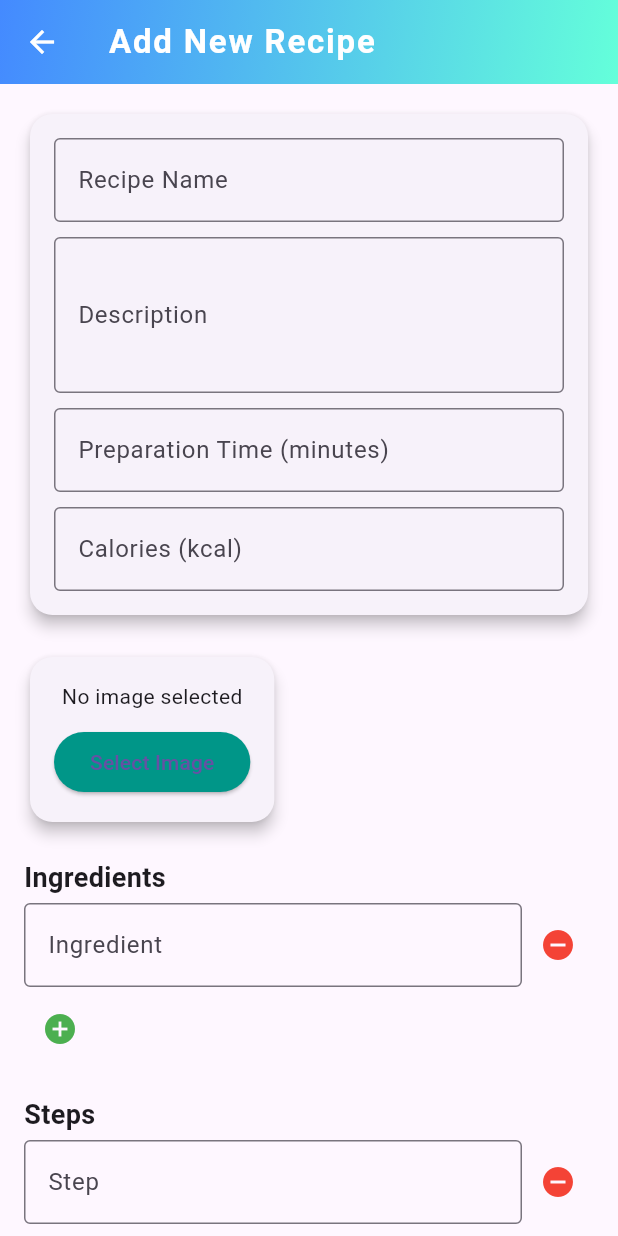
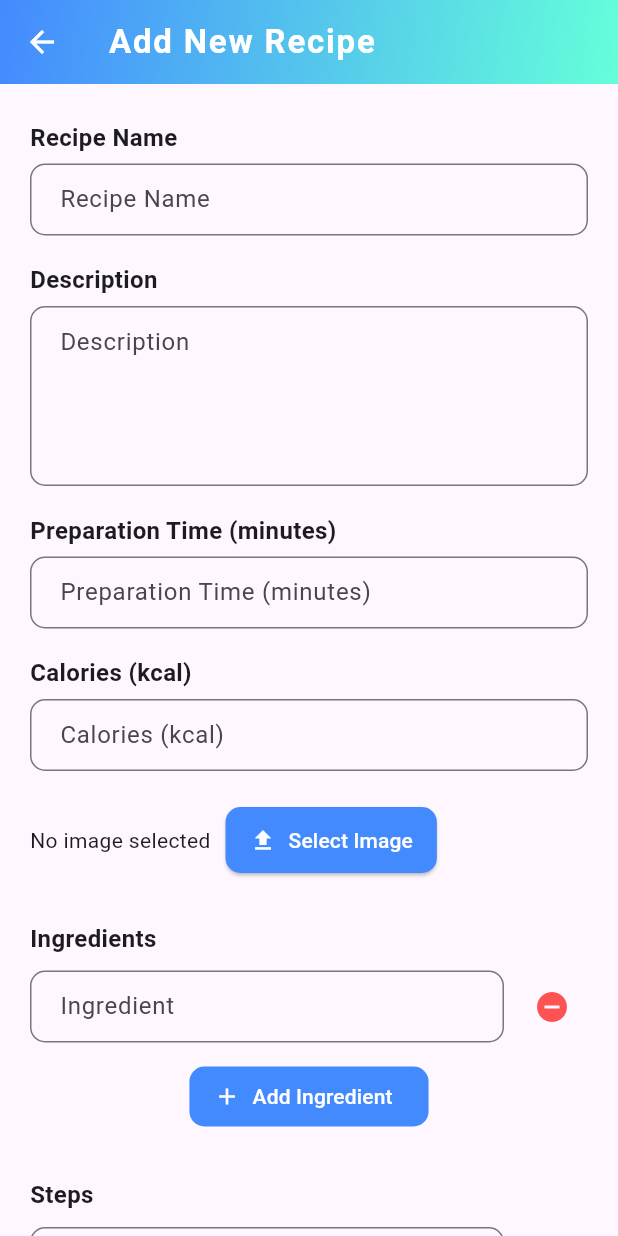
Before and after one commit to Lacesz0123/fitwithus, a Flutter app: the AddRecipeScreen screen opened directly with empty values, on a phone screen of 412 x 824 dp. Run offline on Flutter 3.47's test engine with Material 3 defaults, Android fonts, the phone set to English and light mode, and no system bars; our stand-ins replace cloud_firestore, email_validator, firebase_auth, firebase_core, firebase_storage, fl_chart and 3 more; accounts and stored records are empty.

Commit message:
Add recipe screen UI updated

```diff
--- a/lib/recipes/add_recipe_screen.dart
+++ b/lib/recipes/add_recipe_screen.dart
@@ -47,7 +47,6 @@ class _AddRecipeScreenState extends State<AddRecipeScreen> {
   }
 
   Future<void> _addRecipe() async {
-    // Ellenőrzés, hogy minden mező ki van-e töltve
     if (nameController.text.isEmpty ||
         descriptionController.text.isEmpty ||
         prepTimeController.text.isEmpty ||
@@ -63,7 +62,6 @@ class _AddRecipeScreenState extends State<AddRecipeScreen> {
       return;
     }
 
-    // Kalória érték ellenőrzése
     int? calories = int.tryParse(caloriesController.text);
     if (calories == null || calories <= 0) {
       ScaffoldMessenger.of(context).showSnackBar(
@@ -74,16 +72,11 @@ class _AddRecipeScreenState extends State<AddRecipeScreen> {
       return;
     }
 
-    // Betöltés indítása
-    setState(() {
-      _isLoading = true;
-    });
+    setState(() => _isLoading = true);
 
     try {
-      // Kép feltöltése a Firestore-ba
       final imageUrl = await _uploadImage();
 
-      // Összetevők és lépések begyűjtése
       List<String> ingredients = ingredientControllers
           .map((controller) => controller.text)
           .where((text) => text.isNotEmpty)
@@ -93,7 +86,6 @@ class _AddRecipeScreenState extends State<AddRecipeScreen> {
           .where((text) => text.isNotEmpty)
           .toList();
 
-      // Recept hozzáadása a Firestore-hoz
       await FirebaseFirestore.instance.collection('recipes').add({
         'name': nameController.text,
         'name_lower': nameController.text.toLowerCase(),
@@ -103,25 +95,48 @@ class _AddRecipeScreenState extends State<AddRecipeScreen> {
         'ingredients': ingredients,
         'steps': steps,
         'imageUrl': imageUrl,
-        'calories': calories, // Kalória érték mentése
+        'calories': calories,
       });
 
-      // Visszalépés és értesítés
       Navigator.of(context).pop();
       ScaffoldMessenger.of(context).showSnackBar(
         const SnackBar(content: Text("Recipe added successfully!")),
       );
     } catch (e) {
-      // Hibaüzenet megjelenítése
       ScaffoldMessenger.of(context).showSnackBar(
         SnackBar(content: Text("Failed to add recipe: $e")),
       );
     } finally {
-      // Betöltés befejezése
-      setState(() {
-        _isLoading = false;
-      });
+      setState(() => _isLoading = false);
     }
+  }
+
+  Widget _buildLabeledField(
+    String label,
+    TextEditingController controller, {
+    TextInputType keyboardType = TextInputType.text,
+    int maxLines = 1,
+  }) {
+    return Column(
+      crossAxisAlignment: CrossAxisAlignment.start,
+      children: [
+        Text(label,
+            style: const TextStyle(fontSize: 16, fontWeight: FontWeight.w600)),
+        const SizedBox(height: 6),
+        TextField(
+          controller: controller,
+          keyboardType: keyboardType,
+          maxLines: maxLines,
+          decoration: InputDecoration(
+            hintText: label,
+            border: OutlineInputBorder(borderRadius: BorderRadius.circular(10)),
+            contentPadding:
+                const EdgeInsets.symmetric(horizontal: 16, vertical: 12),
+          ),
+        ),
+        const SizedBox(height: 18),
+      ],
+    );
   }
 
   @override
@@ -142,112 +157,76 @@ class _AddRecipeScreenState extends State<AddRecipeScreen> {
       body: _isLoading
           ? const Center(child: CircularProgressIndicator())
           : SingleChildScrollView(
-              padding: const EdgeInsets.all(16.0),
+              padding: const EdgeInsets.symmetric(horizontal: 20, vertical: 24),
               child: Column(
                 crossAxisAlignment: CrossAxisAlignment.start,
                 children: [
-                  Card(
-                    elevation: 4,
+                  _buildLabeledField("Recipe Name", nameController),
+                  _buildLabeledField("Description", descriptionController,
+                      maxLines: 4),
+                  _buildLabeledField(
+                      "Preparation Time (minutes)", prepTimeController,
+                      keyboardType: TextInputType.number),
+                  _buildLabeledField("Calories (kcal)", caloriesController,
+                      keyboardType: TextInputType.number),
+                  const SizedBox(height: 4),
+                  Row(
+                    children: [
+                      _selectedImage != null
+                          ? ClipRRect(
+                              borderRadius: BorderRadius.circular(10),
+                              child: Image.file(
+                                _selectedImage!,
+                                width: 100,
+                                height: 100,
+                                fit: BoxFit.cover,
+                              ),
+                            )
+                          : const Text("No image selected"),
+                      const SizedBox(width: 10),
+                      ElevatedButton.icon(
+                        onPressed: _pickImage,
+                        icon: const Icon(Icons.upload, color: Colors.white),
+                        label: const Text('Select Image',
+                            style: TextStyle(color: Colors.white)),
+                        style: ElevatedButton.styleFrom(
+                          backgroundColor: Colors.blueAccent,
+                          padding: const EdgeInsets.symmetric(
+                              horizontal: 16, vertical: 12),
                           shape: RoundedRectangleBorder(
-                      borderRadius: BorderRadius.circular(15),
-                    ),
-                    child: Padding(
-                      padding: const EdgeInsets.all(16.0),
-                      child: Column(
-                        children: [
-                          TextField(
-                            controller: nameController,
-                            decoration: const InputDecoration(
-                              labelText: "Recipe Name",
-                              border: OutlineInputBorder(),
-                            ),
-                          ),
-                          const SizedBox(height: 10),
-                          TextField(
-                            controller: descriptionController,
-                            maxLines: 3,
-                            decoration: const InputDecoration(
-                              labelText: "Description",
-                              border: OutlineInputBorder(),
-                            ),
-                          ),
-                          const SizedBox(height: 10),
-                          TextField(
-                            controller: prepTimeController,
-                            keyboardType: TextInputType.number,
-                            decoration: const InputDecoration(
-                              labelText: "Preparation Time (minutes)",
-                              border: OutlineInputBorder(),
-                            ),
-                          ),
-                          const SizedBox(height: 10),
-                          TextField(
-                            controller: caloriesController,
-                            keyboardType: TextInputType.number,
-                            decoration: const InputDecoration(
-                              labelText: "Calories (kcal)",
-                              border: OutlineInputBorder(),
+                              borderRadius: BorderRadius.circular(10)),
                         ),
                       ),
                     ],
                   ),
-                    ),
-                  ),
-                  const SizedBox(height: 20),
-                  Card(
-                    elevation: 4,
-                    shape: RoundedRectangleBorder(
-                      borderRadius: BorderRadius.circular(15),
-                    ),
-                    child: Padding(
-                      padding: const EdgeInsets.all(16.0),
-                      child: Column(
-                        children: [
-                          _selectedImage != null
-                              ? ClipRRect(
-                                  borderRadius: BorderRadius.circular(15),
-                                  child: Image.file(
-                                    _selectedImage!,
-                                    height: 200,
-                                    width: double.infinity,
-                                    fit: BoxFit.cover,
-                                  ),
-                                )
-                              : const Text("No image selected"),
-                          const SizedBox(height: 10),
-                          ElevatedButton(
-                            onPressed: _pickImage,
-                            style: ElevatedButton.styleFrom(
-                              backgroundColor: Colors.teal,
-                            ),
-                            child: const Text("Select Image"),
-                          ),
-                        ],
-                      ),
-                    ),
-                  ),
-                  const SizedBox(height: 20),
+                  const SizedBox(height: 30),
                   const Text("Ingredients",
                       style:
-                          TextStyle(fontSize: 18, fontWeight: FontWeight.bold)),
-                  ...ingredientControllers.map((controller) {
-                    int index = ingredientControllers.indexOf(controller);
+                          TextStyle(fontSize: 16, fontWeight: FontWeight.w600)),
+                  const SizedBox(height: 10),
+                  ...ingredientControllers.asMap().entries.map((entry) {
+                    final index = entry.key;
+                    final controller = entry.value;
                     return Padding(
-                      padding: const EdgeInsets.symmetric(vertical: 4.0),
+                      padding: const EdgeInsets.only(bottom: 12),
                       child: Row(
                         children: [
                           Expanded(
                             child: TextField(
                               controller: controller,
-                              decoration: const InputDecoration(
+                              decoration: InputDecoration(
                                 labelText: "Ingredient",
-                                border: OutlineInputBorder(),
+                                border: OutlineInputBorder(
+                                    borderRadius: BorderRadius.circular(10)),
+                                contentPadding: const EdgeInsets.symmetric(
+                                    horizontal: 16, vertical: 12),
                               ),
                             ),
                           ),
+                          const SizedBox(width: 8),
                           IconButton(
-                            icon: const Icon(Icons.remove_circle),
-                            color: Colors.red,
+                            icon: const Icon(Icons.remove_circle,
+                                color: Colors.redAccent),
                             onPressed: () {
                               setState(() {
                                 ingredientControllers.removeAt(index);
@@ -257,38 +236,53 @@ class _AddRecipeScreenState extends State<AddRecipeScreen> {
                         ],
                       ),
                     );
-                  }).toList(),
-                  IconButton(
-                    icon: const Icon(Icons.add_circle),
-                    color: Colors.green,
+                  }),
+                  Center(
+                    child: OutlinedButton.icon(
                       onPressed: () {
                         setState(() {
                           ingredientControllers.add(TextEditingController());
                         });
                       },
+                      icon: const Icon(Icons.add, color: Colors.white),
+                      label: const Text('Add Ingredient',
+                          style: TextStyle(color: Colors.white)),
+                      style: OutlinedButton.styleFrom(
+                        backgroundColor: Colors.blueAccent,
+                        side: BorderSide.none,
+                        shape: RoundedRectangleBorder(
+                            borderRadius: BorderRadius.circular(10)),
                       ),
-                  const SizedBox(height: 20),
+                    ),
+                  ),
+                  const SizedBox(height: 30),
                   const Text("Steps",
                       style:
-                          TextStyle(fontSize: 18, fontWeight: FontWeight.bold)),
-                  ...stepControllers.map((controller) {
-                    int index = stepControllers.indexOf(controller);
+                          TextStyle(fontSize: 16, fontWeight: FontWeight.w600)),
+                  const SizedBox(height: 10),
+                  ...stepControllers.asMap().entries.map((entry) {
+                    final index = entry.key;
+                    final controller = entry.value;
                     return Padding(
-                      padding: const EdgeInsets.symmetric(vertical: 4.0),
+                      padding: const EdgeInsets.only(bottom: 12),
                       child: Row(
                         children: [
                           Expanded(
                             child: TextField(
                               controller: controller,
-                              decoration: const InputDecoration(
-                                labelText: "Step",
-                                border: OutlineInputBorder(),
+                              decoration: InputDecoration(
+                                labelText: "Step ${index + 1}",
+                                border: OutlineInputBorder(
+                                    borderRadius: BorderRadius.circular(10)),
+                                contentPadding: const EdgeInsets.symmetric(
+                                    horizontal: 16, vertical: 12),
                               ),
                             ),
                           ),
+                          const SizedBox(width: 8),
                           IconButton(
-                            icon: const Icon(Icons.remove_circle),
-                            color: Colors.red,
+                            icon: const Icon(Icons.remove_circle,
+                                color: Colors.redAccent),
                             onPressed: () {
                               setState(() {
                                 stepControllers.removeAt(index);
@@ -298,27 +292,39 @@ class _AddRecipeScreenState extends State<AddRecipeScreen> {
                         ],
                       ),
                     );
-                  }).toList(),
-                  IconButton(
-                    icon: const Icon(Icons.add_circle),
-                    color: Colors.green,
+                  }),
+                  Center(
+                    child: OutlinedButton.icon(
                       onPressed: () {
                         setState(() {
                           stepControllers.add(TextEditingController());
                         });
                       },
+                      icon: const Icon(Icons.add, color: Colors.white),
+                      label: const Text('Add Step',
+                          style: TextStyle(color: Colors.white)),
+                      style: OutlinedButton.styleFrom(
+                        backgroundColor: Colors.blueAccent,
+                        side: BorderSide.none,
+                        shape: RoundedRectangleBorder(
+                            borderRadius: BorderRadius.circular(10)),
                       ),
-                  const SizedBox(height: 20),
+                    ),
+                  ),
+                  const SizedBox(height: 40),
                   Center(
-                    child: ElevatedButton(
+                    child: ElevatedButton.icon(
                       onPressed: _addRecipe,
+                      icon: const Icon(Icons.save, color: Colors.white),
+                      label: const Text("Add Recipe",
+                          style: TextStyle(color: Colors.white)),
                       style: ElevatedButton.styleFrom(
-                        backgroundColor: Colors.teal,
+                        backgroundColor: Colors.blueAccent,
                         padding: const EdgeInsets.symmetric(
-                            vertical: 12, horizontal: 24),
-                        textStyle: const TextStyle(fontSize: 16),
+                            horizontal: 28, vertical: 14),
+                        shape: RoundedRectangleBorder(
+                            borderRadius: BorderRadius.circular(12)),
                       ),
-                      child: const Text("Add Recipe"),
                     ),
                   ),
                 ],
```
Lines whose indentation alone changed are shown as unchanged.
